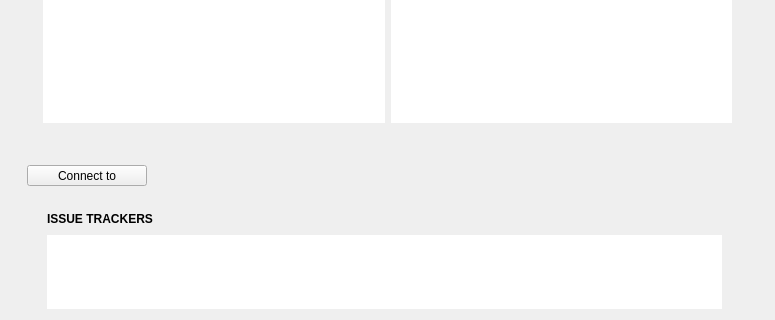
The window that component/GuiManager/src/containers/HomeContainer.ui (Sourcerer-Team/Sourcerer) describes before a commit, drawn with Qt 5; both pictures show x 0 to 775 and y 247 to 567 of the 775 by 567 pixel window.
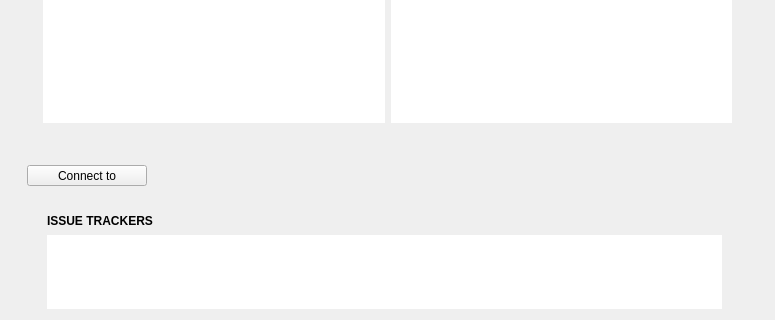
The same window after the commit. Custom widgets are drawn as their Qt base class.

Commit message: Home screen issues table first column set to width 24.

What changed in the file:
```diff
--- a/component/GuiManager/src/containers/HomeContainer.ui
+++ b/component/GuiManager/src/containers/HomeContainer.ui
@@ -284,6 +284,9 @@
          <property name="text">
           <string>ISSUE TRACKERS</string>
          </property>
+         <property name="alignment">
+          <set>Qt::AlignmentFlag::AlignBottom|Qt::AlignmentFlag::AlignLeading|Qt::AlignmentFlag::AlignLeft</set>
+         </property>
         </widget>
        </item>
        <item>
```
Left out of the diff: 3 changed lines with no effect on the pictures. The commit also changes 1 other file.
